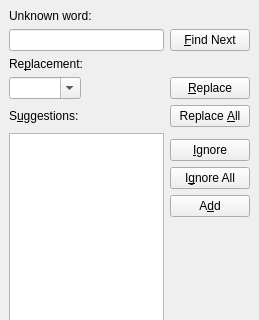
Above: src/frontends/qt4/ui/SpellcheckerUi.ui from cburschka/lyx before the change; both pictures show x 0 to 259 and y 0 to 320 of the 259 by 506 pixel window. Below: the same form after it.
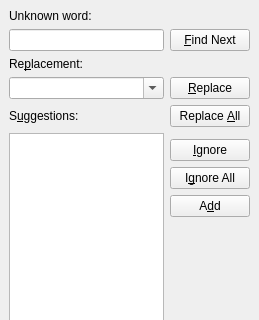
That is the form after the change.

Commit message: Fix horizontal size of replacement combo.

Patch:
```diff
--- a/src/frontends/qt4/ui/SpellcheckerUi.ui
+++ b/src/frontends/qt4/ui/SpellcheckerUi.ui
@@ -61,7 +61,7 @@
      <widget class="QComboBox" name="replaceCO" >
       <property name="sizePolicy" >
        <sizepolicy>
-        <hsizetype>0</hsizetype>
+        <hsizetype>3</hsizetype>
         <vsizetype>0</vsizetype>
         <horstretch>0</horstretch>
         <verstretch>0</verstretch>
```
